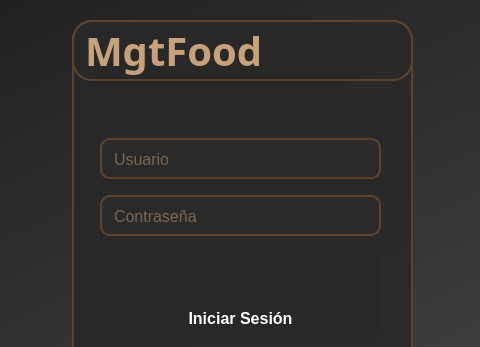
Before: the Qt Designer form Ui/Login/u_login.ui in Kodegmxz/Proyecto, drawn with Qt 5; both pictures show x 308 to 788 and y 0 to 347 of the 1091 by 501 pixel window.
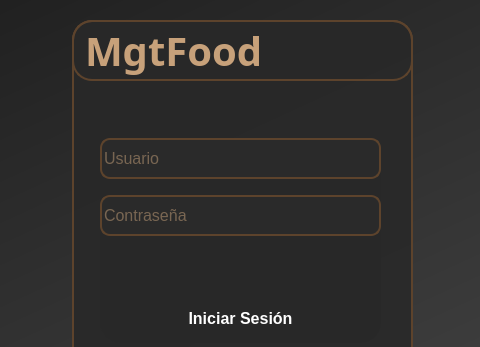
After: the same form once the commit is applied.

Diff of the .ui file:
```diff
--- a/Ui/Login/u_login.ui
+++ b/Ui/Login/u_login.ui
@@ -192,7 +192,6 @@
        background: #2a2a2a;
        border: 2px solid #5d432c;
        border-radius: 10px;
-       padding: 10px;
        color: #c7a17a;
       }
       QLineEdit:focus {
@@ -243,7 +242,6 @@
        background: #2a2a2a;
        border: 2px solid #5d432c;
        border-radius: 10px;
-       padding: 10px;
        color: #c7a17a;
       }
       QLineEdit:focus {
```
